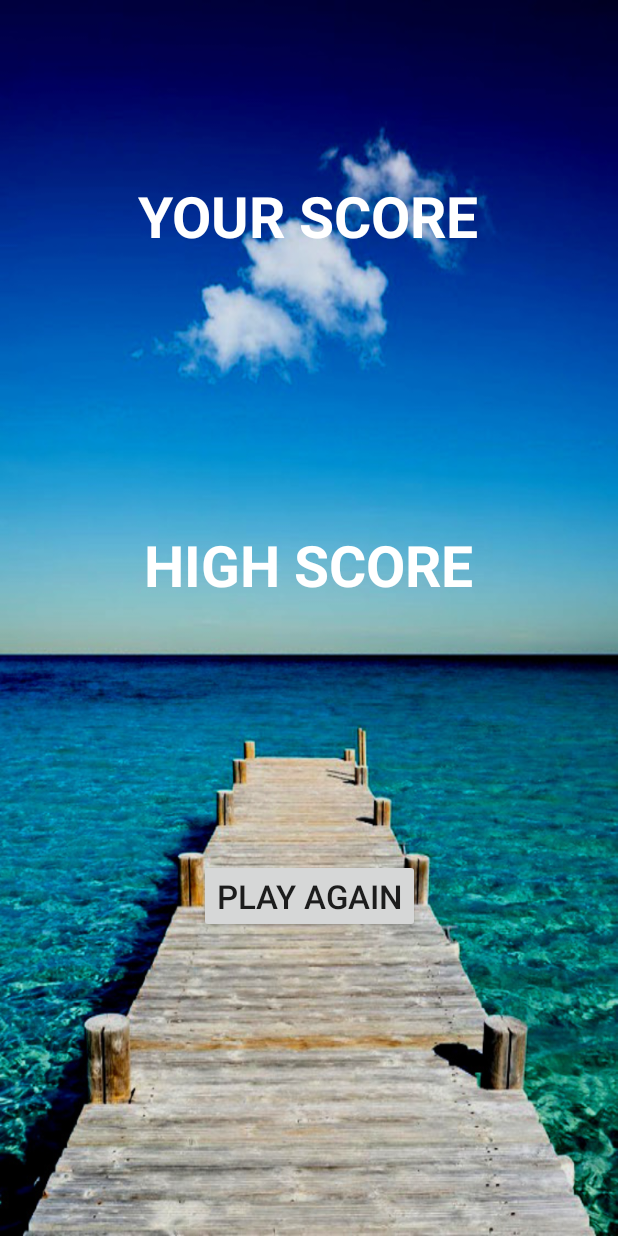
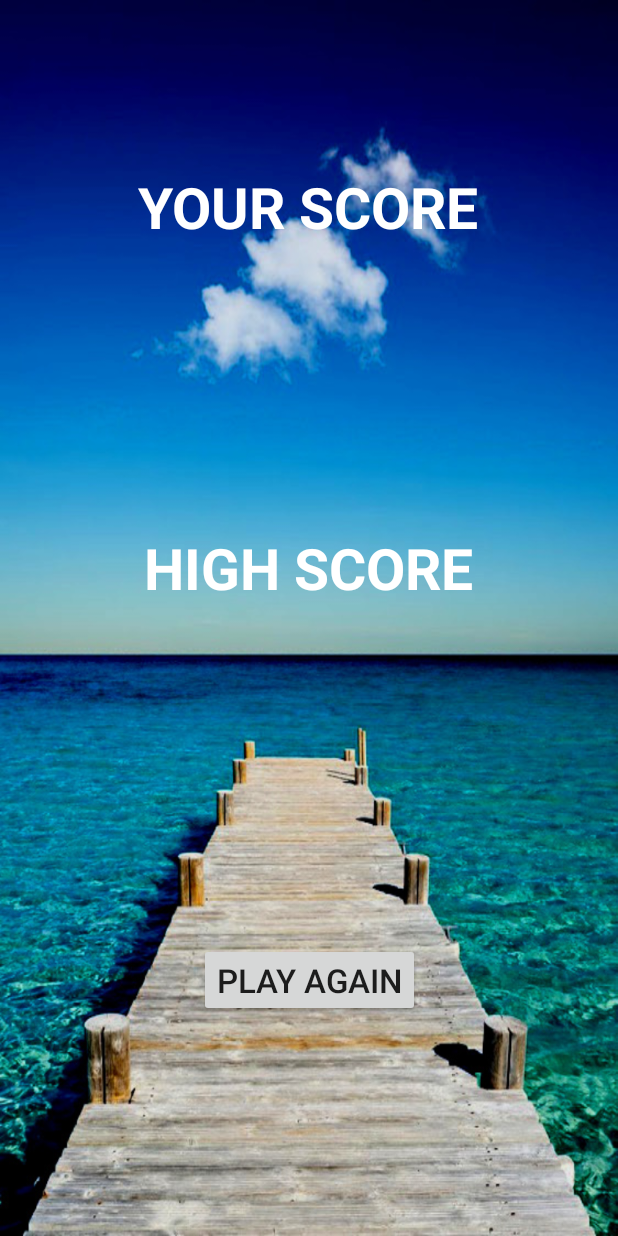
Before and after one commit to leewaggoner/WhatsItLikeOutside, an Android app: the layout end_fragment.xml on its own in the app's theme, with its tools: preview values and no code run, on a phone screen of 412 x 824 dp. Run offline under Robolectric (Android 15) with nearby library versions, the phone set to English and light mode, and no system bars.

Commit message:
Fixed constraint layouts, added sound fx, general cleanup

```diff
--- a/app/src/main/java/com/wreckingball/whatsitlikeoutside/WhatsItLikeApplication.kt
+++ b/app/src/main/java/com/wreckingball/whatsitlikeoutside/WhatsItLikeApplication.kt
@@ -13,5 +13,4 @@ class WhatsItLikeApplication : Application() {
             modules(appModule)
         }
     }
-
 }
--- a/app/src/main/java/com/wreckingball/whatsitlikeoutside/models/GameTemperature.kt
+++ b/app/src/main/java/com/wreckingball/whatsitlikeoutside/models/GameTemperature.kt
@@ -5,7 +5,7 @@ import kotlin.random.Random
 class GameTemperature(private val location : String, private val realTemp: Int) {
     private var temps = mutableListOf<Int>()
     init {
-        var collection = mutableListOf<Int>()
+        val collection = mutableListOf<Int>()
         val random = Random(System.currentTimeMillis())
         collection.add(realTemp + random.nextInt(1, 3))
         collection.add(realTemp + random.nextInt(4, 7))
--- a/app/src/main/java/com/wreckingball/whatsitlikeoutside/networking/TemperatureRepository.kt
+++ b/app/src/main/java/com/wreckingball/whatsitlikeoutside/networking/TemperatureRepository.kt
@@ -20,6 +20,8 @@ object TemperatureRepository {
                 if (response.isSuccessful) {
                     Log.d(TAG, "Network response successful")
                     temperatureResponse.value = response.body()
+                } else {
+                    Log.d(TAG, "Network response unsuccessful: " + response.errorBody())
                 }
             }
             override fun onFailure(call: Call<TemperatureResponse>, t: Throwable) {
--- a/app/src/main/res/layout/end_fragment.xml
+++ b/app/src/main/res/layout/end_fragment.xml
@@ -1,6 +1,5 @@
 <?xml version="1.0" encoding="utf-8"?>
-<layout xmlns:tools="http://schemas.android.com/tools"
-    xmlns:android="http://schemas.android.com/apk/res/android"
+<layout xmlns:android="http://schemas.android.com/apk/res/android"
     xmlns:app="http://schemas.android.com/apk/res-auto">
 
     <data>
@@ -15,18 +14,16 @@
     android:background="@drawable/background_results_1">
 
         <LinearLayout
-            android:id="@+id/linearLayout"
+            android:id="@+id/yourScoreLayout"
             android:layout_width="match_parent"
-            android:layout_height="140dp"
+            android:layout_height="wrap_content"
             android:gravity="center"
             android:orientation="vertical"
-            app:layout_constraintBottom_toBottomOf="parent"
-            app:layout_constraintTop_toTopOf="parent"
-            app:layout_constraintVertical_bias="0.157"
-            tools:layout_editor_absoluteX="0dp">
+            app:layout_constraintBottom_toTopOf="@+id/highScoreLayout"
+            app:layout_constraintTop_toTopOf="parent">
 
             <TextView
-                android:id="@+id/textView5"
+                android:id="@+id/yourScoreText"
                 android:layout_width="wrap_content"
                 android:layout_height="wrap_content"
                 android:layout_marginBottom="16dp"
@@ -36,7 +33,7 @@
                 android:textStyle="bold" />
 
             <TextView
-                android:id="@+id/textView6"
+                android:id="@+id/yourScore"
                 android:layout_width="wrap_content"
                 android:layout_height="wrap_content"
                 android:text="@{vm.score}"
@@ -47,16 +44,16 @@
         </LinearLayout>
 
         <LinearLayout
+            android:id="@+id/highScoreLayout"
             android:layout_width="match_parent"
             android:layout_height="140dp"
             android:gravity="center"
             android:orientation="vertical"
-            app:layout_constraintBottom_toTopOf="@+id/playAgain"
-            app:layout_constraintTop_toBottomOf="@+id/linearLayout"
-            tools:layout_editor_absoluteX="1dp">
+            app:layout_constraintBottom_toBottomOf="parent"
+            app:layout_constraintTop_toTopOf="parent" >
 
             <TextView
-                android:id="@+id/textView7"
+                android:id="@+id/highScoreText"
                 android:layout_width="wrap_content"
                 android:layout_height="wrap_content"
                 android:layout_marginBottom="16dp"
@@ -66,7 +63,7 @@
                 android:textStyle="bold" />
 
             <TextView
-                android:id="@+id/textView8"
+                android:id="@+id/highScore"
                 android:layout_width="wrap_content"
                 android:layout_height="wrap_content"
                 android:text="@{vm.highScore}"
@@ -85,8 +82,7 @@
             app:layout_constraintBottom_toBottomOf="parent"
             app:layout_constraintEnd_toEndOf="parent"
             app:layout_constraintStart_toStartOf="parent"
-            app:layout_constraintTop_toTopOf="parent"
-            app:layout_constraintVertical_bias="0.739" />
+            app:layout_constraintTop_toBottomOf="@+id/highScoreLayout" />
 
     </androidx.constraintlayout.widget.ConstraintLayout>
 
--- a/app/src/main/res/values/strings.xml
+++ b/app/src/main/res/values/strings.xml
@@ -3,7 +3,7 @@
     <string name="title">WHAT\'S IT LIKE OUTSIDE?</string>
     <string name="rules">Guess the temperature in Fahrenheit degrees right now at the given locations. There are %d rounds.\n\nGood Luck!</string>
     <string name="start">Start</string>
-    <string name="game_text">What is the current temperature in Fahrenheit degrees in\n%s?</string>
+    <string name="game_text">What is the current temperature in Fahrenheit degrees in %s?</string>
     <string name="hooray">Hooray!</string>
     <string name="sorry">Sorry.</string>
     <string name="result_text">%s The temperature in %s right now is %d°F.</string>
--- a/build.gradle
+++ b/build.gradle
@@ -19,7 +19,6 @@ allprojects {
     repositories {
         google()
         jcenter()
-
     }
 }
 
```
Also changed, not shown: app/src/main/java/com/wreckingball/whatsitlikeoutside/di/modules.kt (+3 -5 lines), app/src/main/java/com/wreckingball/whatsitlikeoutside/fragments/GameFragment.kt (+19 -8 lines), app/src/main/java/com/wreckingball/whatsitlikeoutside/models/GameTimer.kt (+10 -2 lines), app/src/main/java/com/wreckingball/whatsitlikeoutside/models/GameViewModel.kt (+7 -1 lines), app/src/main/java/com/wreckingball/whatsitlikeoutside/utils/Sounds.kt (added, +56 -0 lines), app/src/main/res/layout/game_fragment.xml (+79 -69 lines), app/src/main/res/layout/rules_fragment.xml (+7 -13 lines), app/src/main/res/drawable-mdpi/background_game_1.jpg, app/src/main/res/drawable-mdpi/background_rules_1.jpg, 4 other files.
